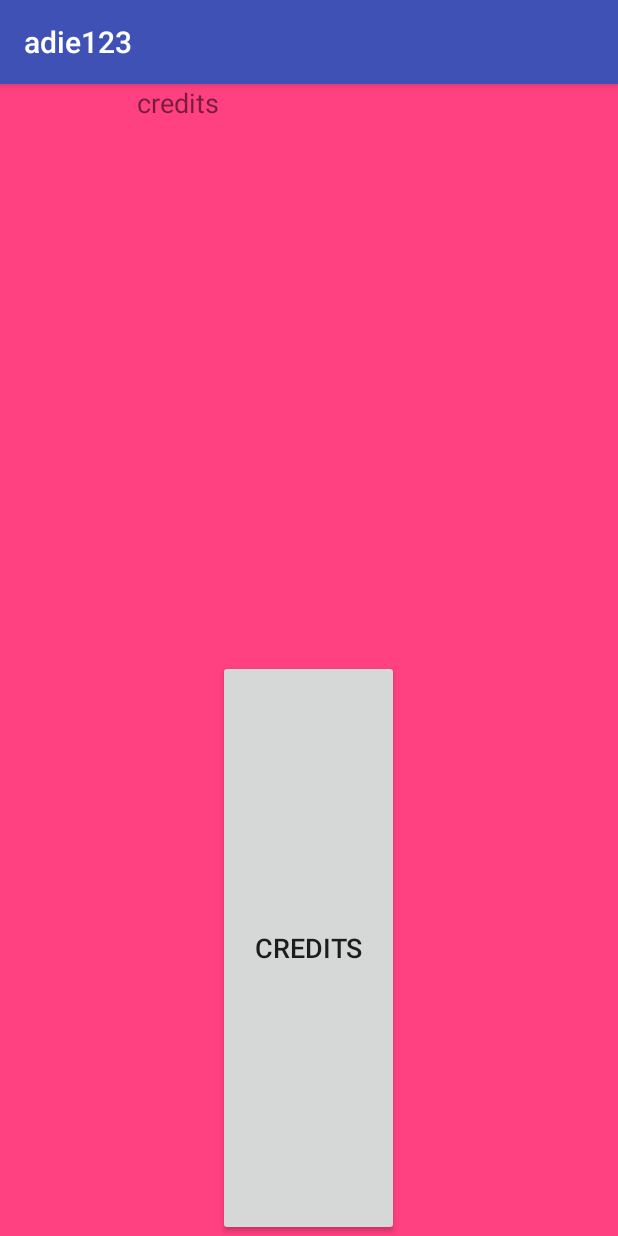
After one commit to adidi3/adie123, an Android app: the Main2Activity screen opened directly, with no data from a screen before it, on a phone screen of 412 x 824 dp. The commit adds this screen. Run offline under Robolectric (Android 15) with nearby library versions, the phone set to English and light mode, and no system bars; 1 statement that could not run was skipped.

Commit message:
2 commit

```diff
--- a/app/src/main/AndroidManifest.xml
+++ b/app/src/main/AndroidManifest.xml
@@ -16,6 +16,7 @@
                 <category android:name="android.intent.category.LAUNCHER" />
             </intent-filter>
         </activity>
+        <activity android:name=".Main2Activity"></activity>
     </application>
 
 </manifest>
--- /dev/null
+++ b/app/src/main/java/com/example/adipe/adie123/Main2Activity.java
@@ -0,0 +1,29 @@
+package com.example.adipe.adie123;
+
+import android.content.Intent;
+import android.support.v7.app.AppCompatActivity;
+import android.os.Bundle;
+import android.view.View;
+import android.widget.Button;
+import android.widget.TextView;
+
+public class Main2Activity extends AppCompatActivity {
+    TextView t;
+    Button e;
+
+
+    @Override
+    protected void onCreate(Bundle savedInstanceState) {
+        super.onCreate(savedInstanceState);
+        setContentView(R.layout.activity_main2);
+        t=(TextView) findViewById(R.id.textt);
+        e=(Button) findViewById(R.id.button7);
+        t.setText(" התוצאה הסופית היא "+getIntent().getExtras().getString("ee"));
+    }
+
+    public void HH(View view) {
+        Intent b= new Intent(this,MainActivity.class);
+        startActivity(b);
+    }
+
+}
--- /dev/null
+++ b/app/src/main/res/layout/activity_main2.xml
@@ -0,0 +1,61 @@
+<?xml version="1.0" encoding="utf-8"?>
+<LinearLayout xmlns:android="http://schemas.android.com/apk/res/android"
+    xmlns:app="http://schemas.android.com/apk/res-auto"
+    xmlns:tools="http://schemas.android.com/tools"
+    android:layout_width="match_parent"
+    android:layout_height="match_parent"
+    android:orientation="vertical"
+    android:background="@color/colorAccent"
+    tools:context="com.example.adipe.adie123.Main2Activity">
+
+    <LinearLayout
+        android:layout_width="match_parent"
+        android:layout_height="0dp"
+        android:layout_weight="1"
+        android:orientation="horizontal">
+
+        <Space
+            android:layout_width="0dp"
+            android:layout_height="match_parent"
+            android:layout_weight="2" />
+
+        <TextView
+            android:id="@+id/textt"
+            android:layout_width="0dp"
+            android:textSize="18dp"
+            android:layout_height="match_parent"
+            android:layout_weight="5"
+            android:text="credits" />
+
+        <Space
+            android:layout_width="0dp"
+            android:layout_height="match_parent"
+            android:layout_weight="2" />
+    </LinearLayout>
+    <LinearLayout
+        android:layout_width="match_parent"
+        android:layout_height="0dp"
+        android:layout_weight="1"
+        android:orientation="horizontal">
+
+        <Space
+            android:layout_width="0dp"
+            android:layout_height="match_parent"
+            android:layout_weight="6" />
+
+        <Button
+            android:id="@+id/button7"
+            android:layout_width="0dp"
+            android:onClick="HH"
+            android:textSize="18dp"
+            android:layout_height="match_parent"
+            android:layout_weight="5"
+            android:text="credits" />
+
+        <Space
+            android:layout_width="0dp"
+            android:layout_height="match_parent"
+            android:layout_weight="6" />
+    </LinearLayout>
+
+</LinearLayout>
```
Also changed, not shown: app/src/main/java/com/example/adipe/adie123/MainActivity.java (+175 -3 lines), app/src/main/res/layout/activity_main.xml (+12 -6 lines).
